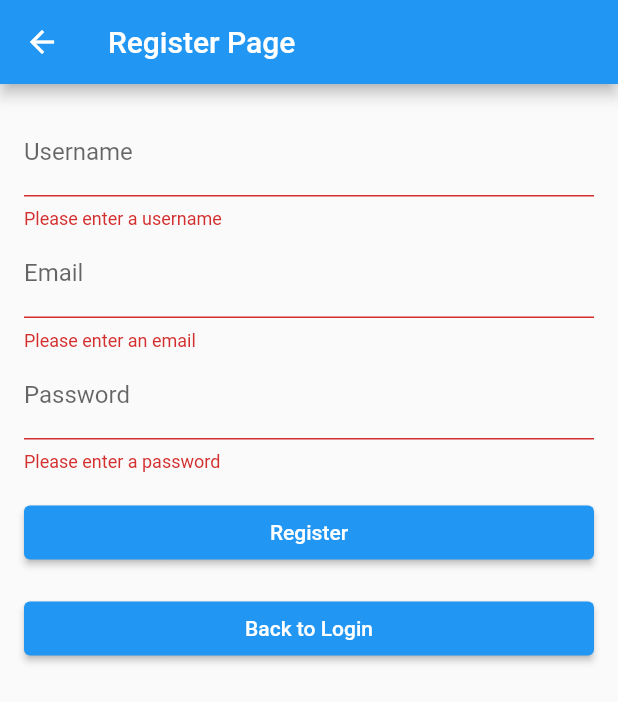
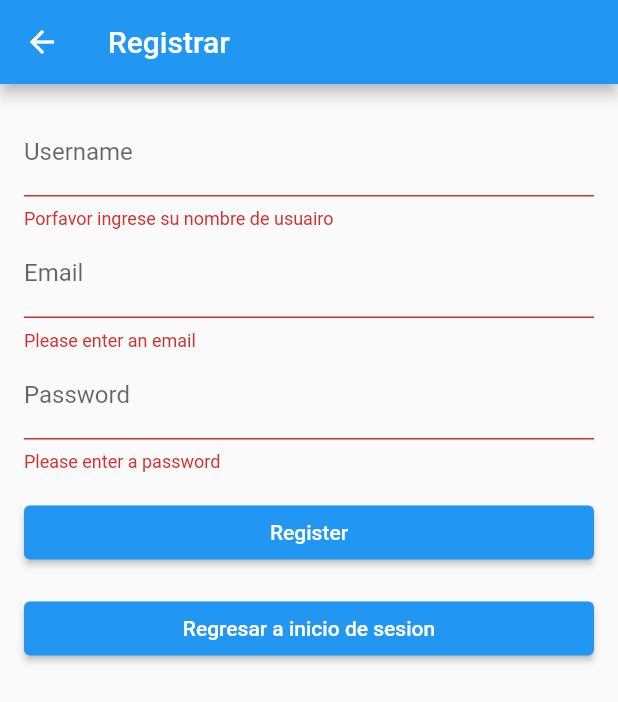
Before and after one commit to Pequenia/Experimento, a Flutter app: the RegisterPage screen opened by its route, after a tap on "Register", on a phone screen of 412 x 824 dp. Shown: the top 702 px of the screen. Run offline on Flutter 3.47's test engine with Material 2 defaults, Android fonts, the phone set to English and light mode, and no system bars.

Commit message:
actualizar codigo

```diff
--- a/login/lib/main.dart
+++ b/login/lib/main.dart
@@ -47,7 +47,7 @@ class _LoginPageState extends State<LoginPage> {
   Widget build(BuildContext context) {
     return Scaffold(
       appBar: AppBar(
-        title: Text('Login Page'),
+        title: Text('IQSwitch'),
       ),
       body: Padding(
         padding: const EdgeInsets.all(16.0),
@@ -60,7 +60,7 @@ class _LoginPageState extends State<LoginPage> {
                 decoration: InputDecoration(labelText: 'Username'),
                 validator: (value) {
                   if (value!.isEmpty) {
-                    return 'Please enter a username';
+                    return 'Porfavor ingrese su nombre de usuario';
                   }
                   return null;
                 },
@@ -95,7 +95,7 @@ class _LoginPageState extends State<LoginPage> {
                 onPressed: () {
                   Navigator.pushNamed(context, '/register');
                 },
-                child: Text('Register'),
+                child: Text('Registrar'),
               ),
             ],
           ),
@@ -131,7 +131,7 @@ class _RegisterPageState extends State<RegisterPage> {
   Widget build(BuildContext context) {
     return Scaffold(
       appBar: AppBar(
-        title: Text('Register Page'),
+        title: Text('Registrar'),
       ),
       body: Padding(
         padding: const EdgeInsets.all(16.0),
@@ -144,7 +144,7 @@ class _RegisterPageState extends State<RegisterPage> {
                 decoration: InputDecoration(labelText: 'Username'),
                 validator: (value) {
                   if (value!.isEmpty) {
-                    return 'Please enter a username';
+                    return 'Porfavor ingrese su nombre de usuairo';
 }
 return null;
 },
@@ -196,7 +196,7 @@ ElevatedButton(
 onPressed: () {
 Navigator.pop(context);
 },
-child: Text('Back to Login'),
+child: Text('Regresar a inicio de sesion'),
 ),
 ],
 ),
```
